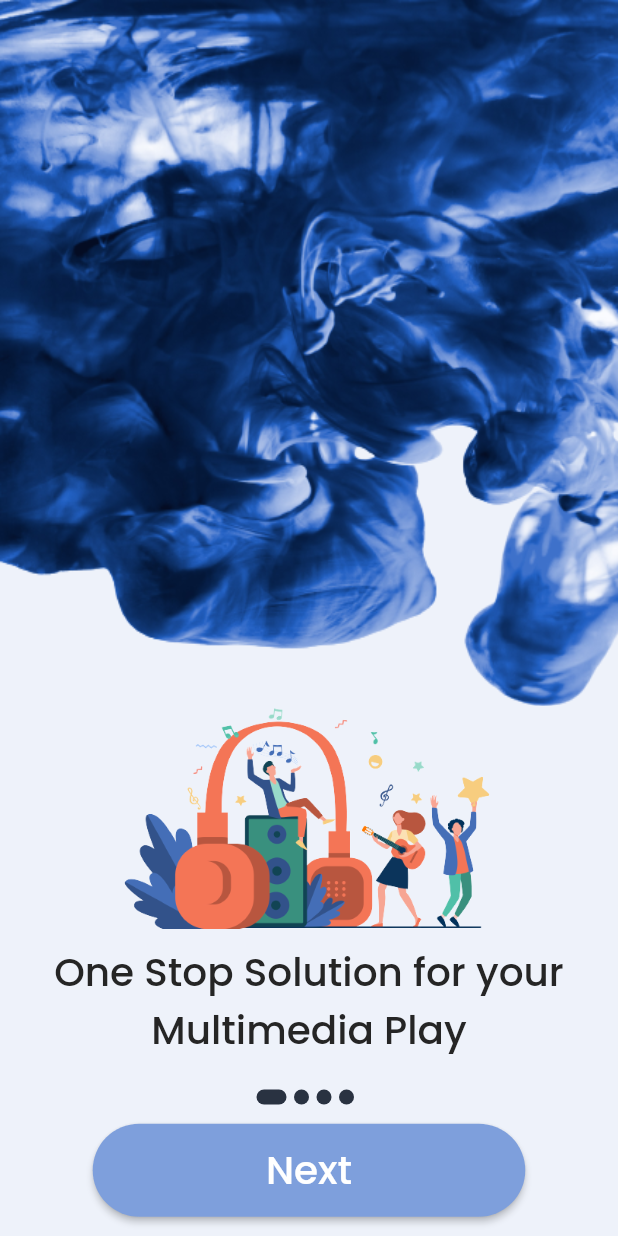
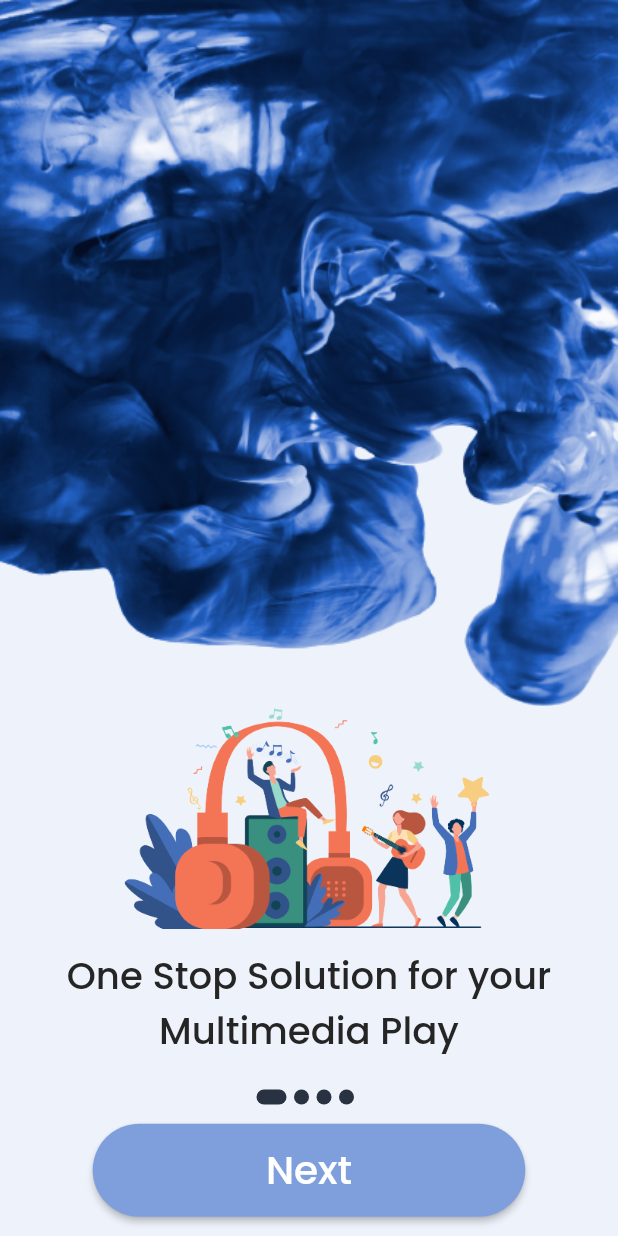
Before and after one commit to fasil2401/my_player, a Flutter app: the screen it shows after launch, on a phone screen of 412 x 824 dp. Run offline on Flutter 3.47's test engine with Material 2 defaults, Android fonts, the phone set to English and light mode, and no system bars; our stand-ins replace better_player, hive, hive_flutter, shared_preferences; missing offline and left inert: video_thumbnail; accounts and stored records are empty.

Commit message:
onboarding text corrected

```diff
--- a/lib/Screens/onboarding/onboarding.dart
+++ b/lib/Screens/onboarding/onboarding.dart
@@ -106,7 +106,7 @@ class _OnBoardingScreenState extends State<OnBoardingScreen> {
                   children: <Widget>[
                     onBoardingImage(context, index),
                     const Spacer(),
-                    onBoardingText(index),
+                    onBoardingText(context,index),
                   ],
                 );
               },
--- a/lib/Screens/onboarding/widgets.dart
+++ b/lib/Screens/onboarding/widgets.dart
@@ -9,11 +9,11 @@ final List<Map<String, String>> splashData = [
     "title": "Wolcome to the world of\nEverytainment",
     "image": "assets/images/13134-removebg-preview (1).png"
   },
-   {
+  {
     "title": "One Stop Solution for your\nMultimedia Play",
     "image": "assets/images/5870-removebg-preview (1).png"
   },
-   {
+  {
     "title": "One Stop Solution for your\nMultimedia Play",
     "image": "assets/images/5870-removebg-preview (1).png"
   },
@@ -25,6 +25,7 @@ final List<Map<String, String>> splashData = [
   //   "image": "assets/images/boarding3.png"
   // },
 ];
+
 SizedBox onBoardingImage(BuildContext context, int index) {
   return SizedBox(
     height: MediaQuery.of(context).size.height * .18,
@@ -39,14 +40,14 @@ SizedBox onBoardingImage(BuildContext context, int index) {
   );
 }
 
-Text onBoardingText(int index) {
+Text onBoardingText(BuildContext context, int index) {
   return Text(
     splashData[index]['title']!,
     textAlign: TextAlign.center,
-    style:const TextStyle(
+    style: TextStyle(
       fontFamily: "Poppins",
-      fontSize: 26,
-      color: Color.fromARGB(255, 37, 37, 37),
+      fontSize: MediaQuery.of(context).size.height * .03,
+      color: const Color.fromARGB(255, 37, 37, 37),
       height: 1.5,
     ),
   );
```
Also changed, not shown: lib/Screens/navigation_screens/settings.dart (+13 -4 lines).
